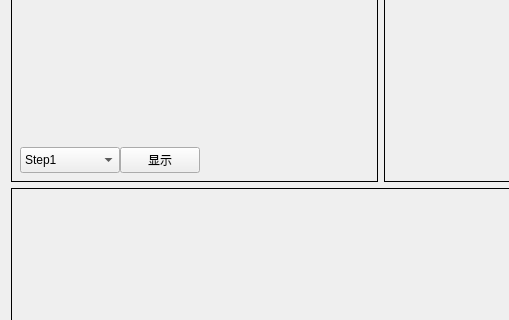
albert2lyu/QualityFunctionDeployment, file Step1.ui: the form before one commit; both pictures show x 0 to 509 and y 86 to 406 of the 700 by 500 pixel window.
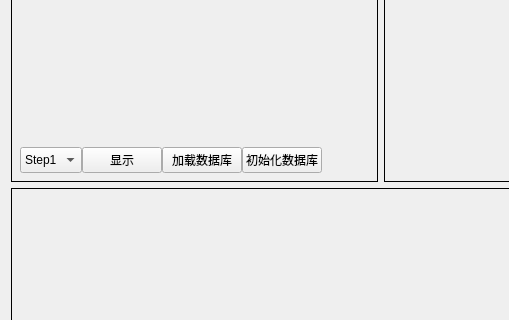
The form after the commit. Icons and pictures are not drawn.

Commit message: 导出数据库未写完

Patch:
```diff
--- a/Step1.ui
+++ b/Step1.ui
@@ -99,6 +99,20 @@
             </property>
            </widget>
           </item>
+          <item>
+           <widget class="QPushButton" name="pushButton_4">
+            <property name="text">
+             <string>加载数据库</string>
+            </property>
+           </widget>
+          </item>
+          <item>
+           <widget class="QPushButton" name="pushButton_5">
+            <property name="text">
+             <string>初始化数据库</string>
+            </property>
+           </widget>
+          </item>
           <item>
            <spacer name="horizontalSpacer">
             <property name="orientation">
@@ -106,7 +120,7 @@
             </property>
             <property name="sizeHint" stdset="0">
              <size>
-              <width>40</width>
+              <width>10</width>
               <height>20</height>
              </size>
             </property>
```
The commit also changes 12 other files.
